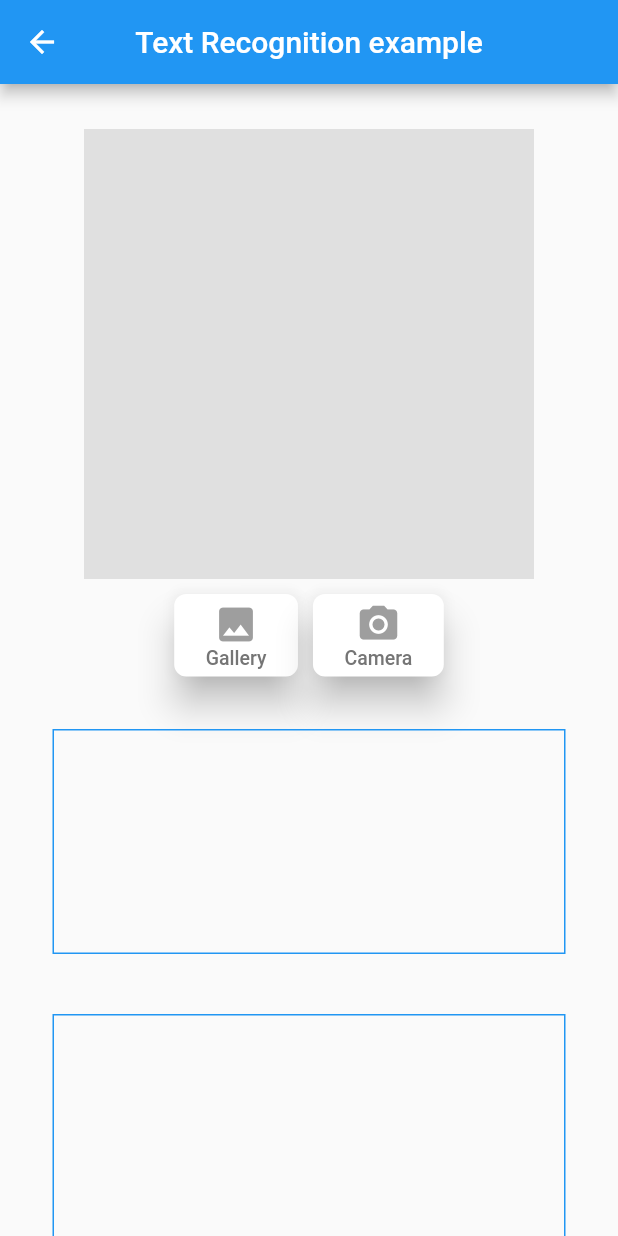
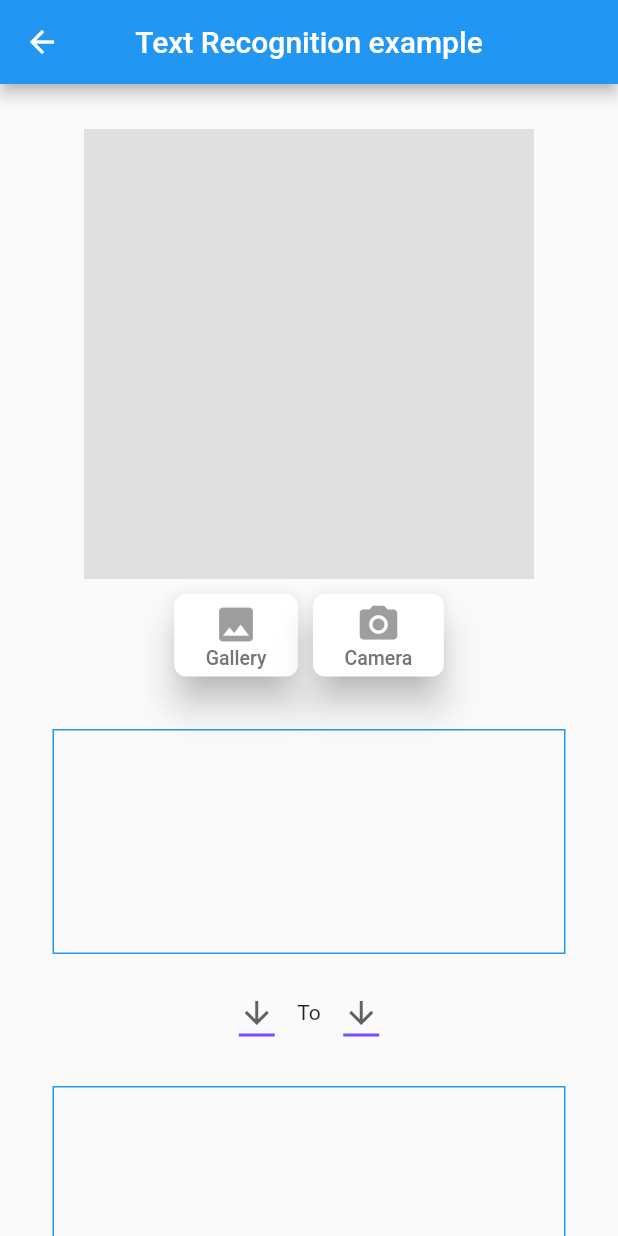
Before and after one commit to khoale38/GG_ML_Kit_TextRecognize_And_Translate, a Flutter app: the ImageScanScreen screen opened directly, on a phone screen of 412 x 824 dp. Run offline on Flutter 3.47's test engine with Material 2 defaults, Android fonts, the phone set to English and light mode, and no system bars; our stand-ins replace image_picker; missing offline and left inert: google_mlkit_text_recognition, google_mlkit_translation.

Commit message:
scan image

```diff
--- a/lib/image_scan_screen.dart
+++ b/lib/image_scan_screen.dart
@@ -2,9 +2,11 @@ import 'dart:io';
 
 import 'package:flutter/cupertino.dart';
 import 'package:flutter/material.dart';
+import 'package:google_mlkit_translation/google_mlkit_translation.dart';
 
 import 'package:image_picker/image_picker.dart';
 import 'package:provider/provider.dart';
+import 'package:untitled/translate.dart';
 
 import 'image_translate.dart';
 
@@ -134,6 +136,59 @@ class _ImageScanScreenState extends State<ImageScanScreen> {
                           style: const TextStyle(fontSize: 20),
                         ),
                       ),
+                Row(mainAxisAlignment: MainAxisAlignment.center, children: [
+                  DropdownButton<TranslateLanguage>(
+                    value: model.input1,
+                    icon: const Icon(Icons.arrow_downward),
+                    elevation: 16,
+                    style: const TextStyle(color: Colors.deepPurple),
+                    underline: Container(
+                      height: 2,
+                      color: Colors.deepPurpleAccent,
+                    ),
+                    onChanged: (TranslateLanguage? value) {
+                      model.setInput1(value!);
+                      model.getTranslate(model.scannedText);
+
+                    },
+                    items: listLanguage.map<DropdownMenuItem<TranslateLanguage>>(
+                            (TranslateLanguage value) {
+                          return DropdownMenuItem<TranslateLanguage>(
+                            value: value,
+                            child: Text(value.name.toString()),
+                          );
+                        }).toList(),
+                  ),
+                  const SizedBox(
+                    width: 15,
+                  ),
+                  Text('To'),
+                  const SizedBox(
+                    width: 15,
+                  ),
+                  DropdownButton<TranslateLanguage>(
+                    value: model.input2,
+                    icon: const Icon(Icons.arrow_downward),
+                    elevation: 16,
+                    style: const TextStyle(color: Colors.deepPurple),
+                    underline: Container(
+                      height: 2,
+                      color: Colors.deepPurpleAccent,
+                    ),
+                    onChanged: (TranslateLanguage? value) {
+                      // This is called when the user selects an item.
+                      model.setInput2(value!);
+                      model.getTranslate(model.scannedText);
+                    },
+                    items: listLanguage.map<DropdownMenuItem<TranslateLanguage>>(
+                            (TranslateLanguage value) {
+                          return DropdownMenuItem<TranslateLanguage>(
+                            value: value,
+                            child: Text(value.name.toString()),
+                          );
+                        }).toList(),
+                  )
+                ]),
                 const SizedBox(
                   height: 10,
                 ),
```
Also changed, not shown: lib/image_translate.dart (+15 -1 lines).
